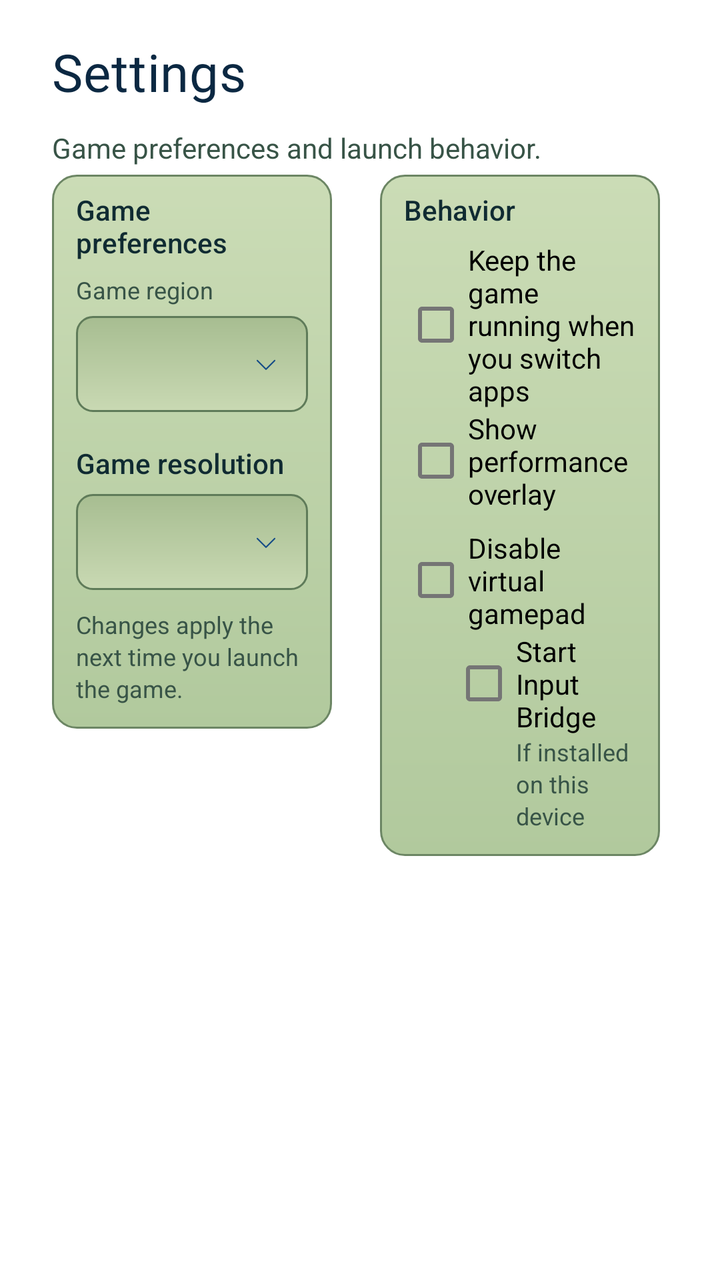
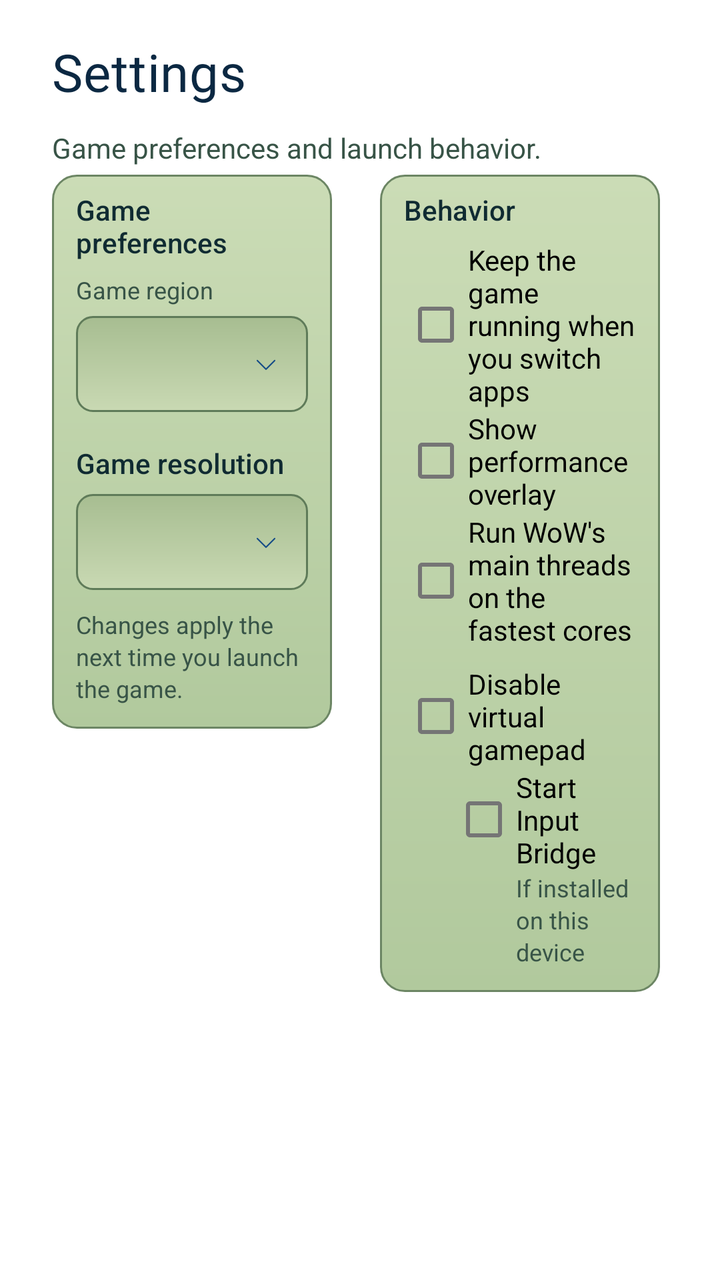

The first picture is an Android layout as it rendered before a commit; the second is the same layout after the commit. The layout source and the unified diff follow.
<!-- AndroidManifest.xml: fallback theme Theme.MaterialComponents.DayNight.NoActionBar -->
<!-- res/layout/fragment_wehavephones_settings.xml -->
<?xml version="1.0" encoding="utf-8"?>
<ScrollView
    xmlns:android="http://schemas.android.com/apk/res/android"
    android:layout_width="match_parent"
    android:layout_height="match_parent"
    android:scrollbars="vertical"
    android:scrollbarStyle="insideInset">
    <LinearLayout
        android:layout_width="match_parent"
        android:layout_height="wrap_content"
        android:orientation="vertical"
        android:paddingLeft="26dp"
        android:paddingRight="26dp"
        android:paddingTop="22dp"
        android:paddingBottom="12dp">
        <TextView
            style="@style/WeHavePhonesScreenTitle"
            android:text="@string/wehavephones_settings_title"
            android:textColor="@color/wehavephones_text_title"
            android:textSize="26sp" />
        <TextView
            style="@style/WeHavePhonesHint"
            android:layout_marginTop="6dp"
            android:text="@string/wehavephones_settings_intro"
            android:textSize="14sp" />
        <LinearLayout
            android:layout_width="match_parent"
            android:layout_height="wrap_content"
            android:orientation="horizontal"
            android:baselineAligned="false"
            android:layout_marginTop="4dp">
            <LinearLayout
                android:layout_width="0dp"
                android:layout_height="wrap_content"
                android:layout_weight="1"
                android:layout_marginRight="12dp"
                android:orientation="vertical"
                android:background="@drawable/wehavephones_card_background"
                android:paddingLeft="12dp"
                android:paddingRight="12dp"
                android:paddingTop="8dp"
                android:paddingBottom="12dp">
                <TextView
                    style="@style/WeHavePhonesSectionLabel"
                    android:layout_marginTop="0dp"
                    android:text="@string/wehavephones_settings_game_preferences" />
                <TextView
                    style="@style/WeHavePhonesHint"
                    android:text="@string/wehavephones_setup_region"
                    android:layout_marginBottom="5dp" />
                <Spinner
                    android:id="@+id/SPSettingsRegion"
                    android:layout_width="match_parent"
                    android:layout_height="48dp"
                    android:background="@drawable/wehavephones_dropdown"
                    android:contentDescription="@string/wehavephones_setup_region" />
                <TextView
                    style="@style/WeHavePhonesSectionLabel"
                    android:text="@string/wehavephones_settings_resolution_title" />
                <Spinner
                    android:id="@+id/SPGameResolution"
                    android:layout_width="match_parent"
                    android:layout_height="48dp"
                    android:background="@drawable/wehavephones_dropdown"
                    android:contentDescription="@string/wehavephones_settings_resolution_title" />
                <TextView
                    style="@style/WeHavePhonesHint"
                    android:layout_marginTop="9dp"
                    android:text="@string/wehavephones_settings_region_hint" />
            </LinearLayout>
            <LinearLayout
                android:layout_width="0dp"
                android:layout_height="wrap_content"
                android:layout_weight="1"
                android:layout_marginLeft="12dp"
                android:orientation="vertical"
                android:background="@drawable/wehavephones_card_background"
                android:paddingLeft="12dp"
                android:paddingRight="12dp"
                android:paddingTop="8dp"
                android:paddingBottom="12dp">
                <TextView
                    style="@style/WeHavePhonesSectionLabel"
                    android:layout_marginTop="0dp"
                    android:text="@string/wehavephones_settings_behavior_title" />
                <CheckBox
                    android:id="@+id/CBKeepRunningInBackground"
                    android:layout_width="match_parent"
                    android:layout_height="wrap_content"
                    android:text="@string/wehavephones_settings_keep_running" />
                <CheckBox
                    android:id="@+id/CBPerformanceOverlay"
                    android:layout_width="match_parent"
                    android:layout_height="wrap_content"
                    android:text="@string/wehavephones_settings_performance_overlay" />
                <CheckBox
                    android:id="@+id/CBDisableVirtualGamepad"
                    android:layout_width="match_parent"
                    android:layout_height="wrap_content"
                    android:layout_marginTop="8dp"
                    android:text="@string/wehavephones_settings_disable_virtual_gamepad" />
                <CheckBox
                    android:id="@+id/CBStartInputBridge"
                    android:layout_width="match_parent"
                    android:layout_height="wrap_content"
                    android:layout_marginLeft="24dp"
                    android:text="@string/wehavephones_settings_input_bridge" />
                <TextView
                    style="@style/WeHavePhonesHint"
                    android:layout_marginLeft="56dp"
                    android:text="@string/wehavephones_settings_input_bridge_hint" />
            </LinearLayout>
        </LinearLayout>
    </LinearLayout>
</ScrollView>
<!-- resources referenced by this layout -->
<resources>
  <color name="wehavephones_text_title">#0B2842</color>
  <!-- drawable wehavephones_card_background (drawable) -->
  <?xml version="1.0" encoding="utf-8"?>
  <shape
      xmlns:android="http://schemas.android.com/apk/res/android"
      android:shape="rectangle">
      <corners
          android:radius="12dp" />
      <gradient
          android:angle="270"
          android:startColor="#CBDCB6"
          android:endColor="#B1C99D" />
      <stroke
          android:width="1dp"
          android:color="#6C8664" />
  </shape>
  <!-- drawable wehavephones_dropdown (drawable) -->
  <?xml version="1.0" encoding="utf-8"?>
  <layer-list
      xmlns:android="http://schemas.android.com/apk/res/android">
      <item
          android:drawable="@drawable/wehavephones_field" />
      <item
          android:drawable="@drawable/wehavephones_ic_chevron_down"
          android:gravity="end|center_vertical"
          android:right="14dp" />
  </layer-list>
  <string name="wehavephones_settings_behavior_title">Behavior</string>
  <string name="wehavephones_settings_disable_virtual_gamepad">Disable virtual gamepad</string>
  <string name="wehavephones_settings_game_preferences">Game preferences</string>
  <string name="wehavephones_settings_input_bridge">Start Input Bridge</string>
  <string name="wehavephones_settings_input_bridge_hint">If installed on this device</string>
  <string name="wehavephones_settings_intro">Game preferences and launch behavior.</string>
  <string name="wehavephones_settings_keep_running">Keep the game running when you switch apps</string>
  <string name="wehavephones_settings_performance_overlay">Show performance overlay</string>
  <string name="wehavephones_settings_region_hint">Changes apply the next time you launch the game.</string>
  <string name="wehavephones_settings_resolution_title">Game resolution</string>
  <string name="wehavephones_settings_title">Settings</string>
  <string name="wehavephones_setup_region">Game region</string>
  <style name="WeHavePhonesHint">
          <item name="android:layout_width">match_parent</item>
          <item name="android:layout_height">wrap_content</item>
          <item name="android:textColor">@color/wehavephones_text_dim</item>
          <item name="android:textSize">12sp</item>
          <item name="android:lineSpacingExtra">2dp</item>
      </style>
  <style name="WeHavePhonesScreenTitle" parent="WeHavePhonesHeader">
          <item name="android:gravity">start</item>
          <item name="android:textSize">26sp</item>
          <item name="android:layout_marginBottom">6dp</item>
          <item name="android:letterSpacing">0.01</item>
      </style>
  <!-- drawable wehavephones_field (drawable) -->
  <?xml version="1.0" encoding="utf-8"?>
  <shape
      xmlns:android="http://schemas.android.com/apk/res/android"
      android:shape="rectangle">
      <corners
          android:radius="8dp" />
      <gradient
          android:angle="270"
          android:startColor="#A7BD91"
          android:endColor="#C9D9B3" />
      <stroke
          android:width="1dp"
          android:color="#5F7B59" />
  </shape>
  <color name="wehavephones_text_dim">#385447</color>
  <style name="WeHavePhonesHeader">
          <item name="android:layout_width">match_parent</item>
          <item name="android:layout_height">wrap_content</item>
          <item name="android:fontFamily">@font/wehavephones_lcd</item>
          <item name="android:textColor">@color/wehavephones_text_title</item>
          <item name="android:textSize">28sp</item>
          <item name="android:includeFontPadding">false</item>
      </style>
  <color name="wehavephones_text">#102B32</color>
  <color name="wehavephones_accent">#164C87</color>
  <!-- unchanged entries left out for length: 2 -->
</resources>

<!-- the commit's change to res/layout/fragment_wehavephones_settings.xml (unified diff, before → after) -->
@@ -94,6 +94,11 @@
                     android:layout_height="wrap_content"
                     android:text="@string/wehavephones_settings_performance_overlay" />
                 <CheckBox
+                    android:id="@+id/CBPrimeCores"
+                    android:layout_width="match_parent"
+                    android:layout_height="wrap_content"
+                    android:text="@string/azeroid_settings_prime_cores" />
+                <CheckBox
                     android:id="@+id/CBDisableVirtualGamepad"
                     android:layout_width="match_parent"
                     android:layout_height="wrap_content"
<!-- resource entries referenced after the edit -->
@@ -27,6 +27,7 @@
           android:gravity="end|center_vertical"
           android:right="14dp" />
   </layer-list>
+  <string name="azeroid_settings_prime_cores">Run WoW\'s main threads on the fastest cores</string>
   <string name="wehavephones_settings_behavior_title">Behavior</string>
   <string name="wehavephones_settings_disable_virtual_gamepad">Disable virtual gamepad</string>
   <string name="wehavephones_settings_game_preferences">Game preferences</string>
